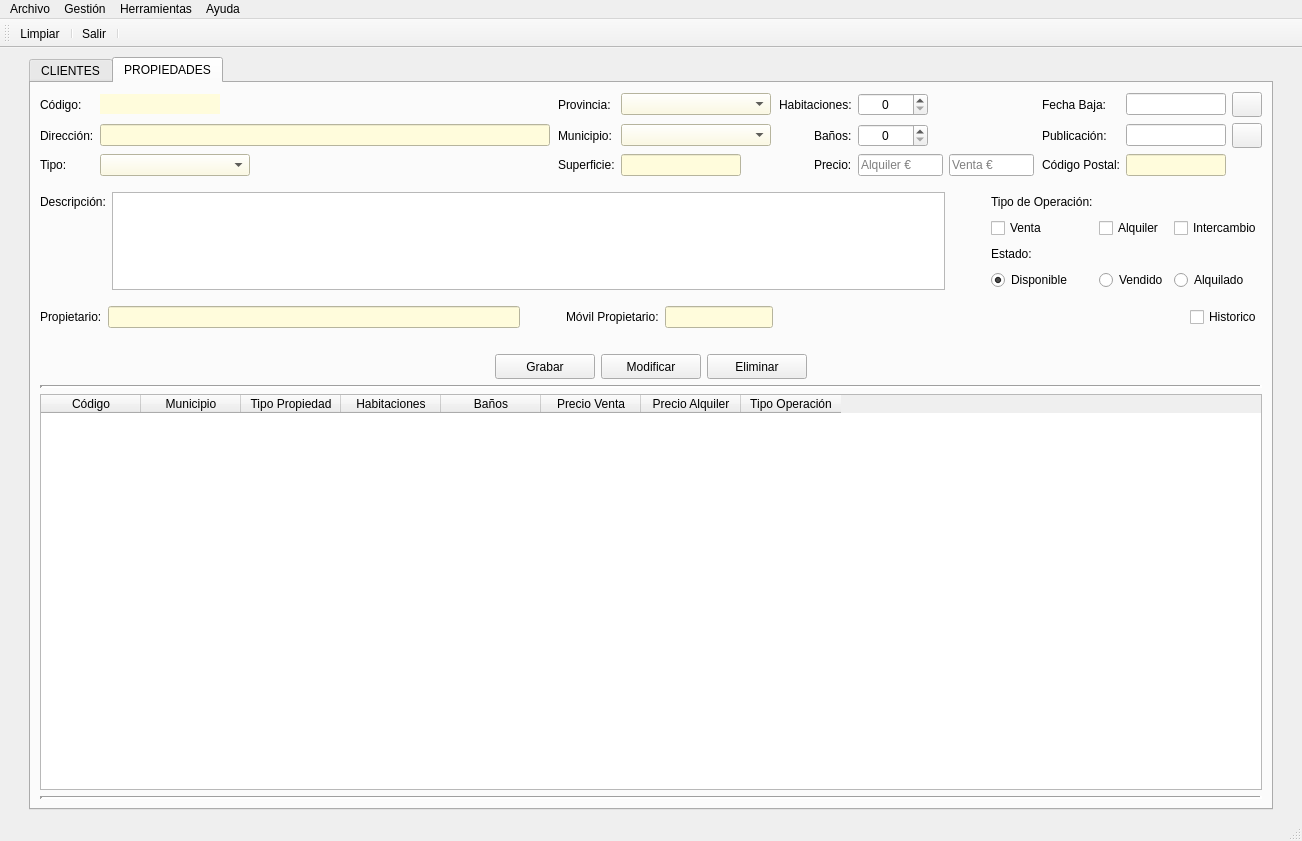
This is templates/venPrincipal.ui in AmarinoLama/desarrolloInterfaces_Proyecto as Qt 5 draws it before an edit. The edited form follows.
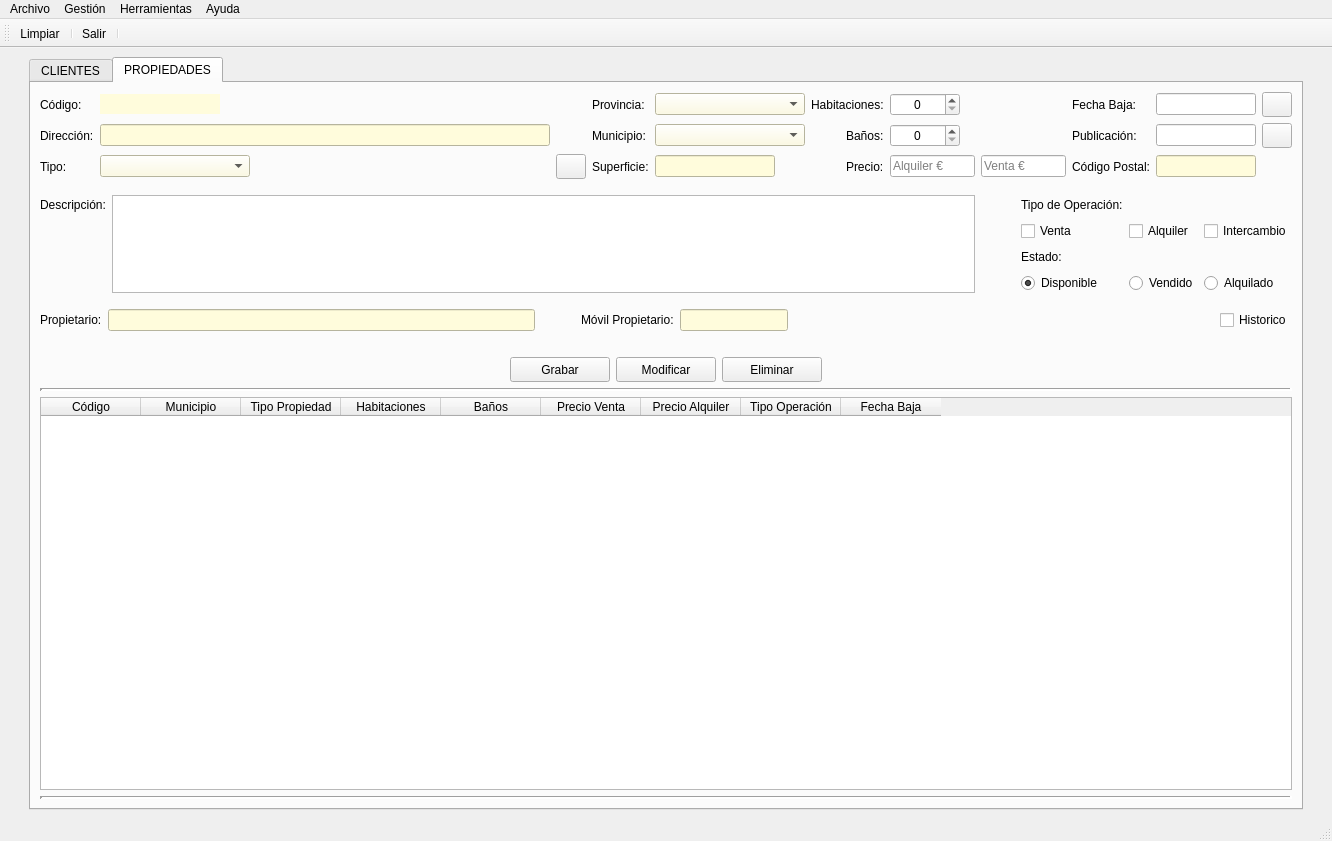
This is the edited form. Icons and pictures are not drawn.

What changed in the file:
```diff
--- a/templates/venPrincipal.ui
+++ b/templates/venPrincipal.ui
@@ -681,6 +681,25 @@
          <layout class="QVBoxLayout" name="verticalLayout_4">
           <item>
            <layout class="QGridLayout" name="gridLayout_5">
+            <item row="0" column="9">
+             <widget class="QSpinBox" name="spbHabitacionesPro">
+              <property name="minimumSize">
+               <size>
+                <width>70</width>
+                <height>0</height>
+               </size>
+              </property>
+              <property name="maximumSize">
+               <size>
+                <width>70</width>
+                <height>16777215</height>
+               </size>
+              </property>
+              <property name="alignment">
+               <set>Qt::AlignCenter</set>
+              </property>
+             </widget>
+            </item>
             <item row="1" column="1">
              <widget class="QLabel" name="lblDireccionPro">
               <property name="text">
@@ -688,26 +707,7 @@
               </property>
              </widget>
             </item>
-            <item row="0" column="8">
-             <widget class="QSpinBox" name="spbHabitacionesPro">
-              <property name="minimumSize">
-               <size>
-                <width>70</width>
-                <height>0</height>
-               </size>
-              </property>
-              <property name="maximumSize">
-               <size>
-                <width>70</width>
-                <height>16777215</height>
-               </size>
-              </property>
-              <property name="alignment">
-               <set>Qt::AlignCenter</set>
-              </property>
-             </widget>
-            </item>
-            <item row="0" column="13">
+            <item row="0" column="14">
              <widget class="QPushButton" name="btnBajaPro">
               <property name="minimumSize">
                <size>
@@ -730,52 +730,24 @@
               </property>
              </widget>
             </item>
-            <item row="0" column="7">
+            <item row="0" column="8">
              <widget class="QLabel" name="lblHabitacionesPro">
               <property name="text">
                <string>Habitaciones:</string>
               </property>
              </widget>
             </item>
-            <item row="0" column="5">
-             <widget class="QComboBox" name="cmbProvinciaPro">
-              <property name="minimumSize">
-               <size>
-                <width>150</width>
-                <height>0</height>
-               </size>
-              </property>
+            <item row="0" column="13">
+             <widget class="QLineEdit" name="txtFechabajaPro">
               <property name="maximumSize">
                <size>
                 <width>150</width>
                 <height>16777215</height>
                </size>
               </property>
-              <property name="styleSheet">
-               <string notr="true">background-color: rgb(255, 252, 220);</string>
-              </property>
              </widget>
             </item>
             <item row="2" column="9">
-             <widget class="QLineEdit" name="txtPrecioVentaPro">
-              <property name="minimumSize">
-               <size>
-                <width>85</width>
-                <height>0</height>
-               </size>
-              </property>
-              <property name="maximumSize">
-               <size>
-                <width>85</width>
-                <height>16777215</height>
-               </size>
-              </property>
-              <property name="placeholderText">
-               <string>Venta €</string>
-              </property>
-             </widget>
-            </item>
-            <item row="2" column="8">
              <widget class="QLineEdit" name="txtPrecioAlquilerPro">
               <property name="minimumSize">
                <size>
@@ -800,89 +772,59 @@
               </property>
              </widget>
             </item>
-            <item row="0" column="12">
-             <widget class="QLineEdit" name="txtFechabajaPro">
+            <item row="0" column="6">
+             <widget class="QComboBox" name="cmbProvinciaPro">
+              <property name="minimumSize">
+               <size>
+                <width>150</width>
+                <height>0</height>
+               </size>
+              </property>
               <property name="maximumSize">
                <size>
                 <width>150</width>
                 <height>16777215</height>
                </size>
               </property>
+              <property name="styleSheet">
+               <string notr="true">background-color: rgb(255, 252, 220);</string>
+              </property>
              </widget>
             </item>
-            <item row="1" column="7" alignment="Qt::AlignRight">
+            <item row="1" column="8" alignment="Qt::AlignRight">
              <widget class="QLabel" name="lblBanosPro">
               <property name="text">
                <string>Baños:</string>
               </property>
              </widget>
             </item>
-            <item row="1" column="3">
-             <spacer name="horizontalSpacer_14">
-              <property name="orientation">
-               <enum>Qt::Horizontal</enum>
-              </property>
-              <property name="sizeHint" stdset="0">
-               <size>
-                <width>40</width>
-                <height>20</height>
-               </size>
-              </property>
-             </spacer>
-            </item>
-            <item row="0" column="3">
-             <spacer name="horizontalSpacer_13">
-              <property name="orientation">
-               <enum>Qt::Horizontal</enum>
-              </property>
-              <property name="sizeHint" stdset="0">
-               <size>
-                <width>40</width>
-                <height>20</height>
-               </size>
-              </property>
-             </spacer>
-            </item>
-            <item row="1" column="8">
-             <widget class="QSpinBox" name="spbBanosPro">
-              <property name="minimumSize">
-               <size>
-                <width>70</width>
-                <height>0</height>
-               </size>
-              </property>
-              <property name="maximumSize">
-               <size>
-                <width>70</width>
-                <height>16777215</height>
-               </size>
-              </property>
-              <property name="alignment">
-               <set>Qt::AlignCenter</set>
-              </property>
-             </widget>
-            </item>
             <item row="2" column="10">
-             <spacer name="horizontalSpacer_21">
-              <property name="orientation">
-               <enum>Qt::Horizontal</enum>
+             <widget class="QLineEdit" name="txtPrecioVentaPro">
+              <property name="minimumSize">
+               <size>
+                <width>85</width>
+                <height>0</height>
+               </size>
               </property>
-              <property name="sizeHint" stdset="0">
+              <property name="maximumSize">
                <size>
-                <width>40</width>
-                <height>20</height>
+                <width>85</width>
+                <height>16777215</height>
                </size>
               </property>
-             </spacer>
+              <property name="placeholderText">
+               <string>Venta €</string>
+              </property>
+             </widget>
             </item>
-            <item row="2" column="7" alignment="Qt::AlignRight">
+            <item row="2" column="8" alignment="Qt::AlignRight">
              <widget class="QLabel" name="lblPrecioPro">
               <property name="text">
                <string>Precio:</string>
               </property>
              </widget>
             </item>
-            <item row="0" column="10">
+            <item row="0" column="11">
              <spacer name="horizontalSpacer_19">
               <property name="orientation">
                <enum>Qt::Horizontal</enum>
@@ -895,27 +837,40 @@
               </property>
              </spacer>
             </item>
-            <item row="2" column="12">
-             <widget class="QLineEdit" name="txtCpPro">
+            <item row="1" column="4">
+             <spacer name="horizontalSpacer_14">
+              <property name="orientation">
+               <enum>Qt::Horizontal</enum>
+              </property>
+              <property name="sizeHint" stdset="0">
+               <size>
+                <width>40</width>
+                <height>20</height>
+               </size>
+              </property>
+             </spacer>
+            </item>
+            <item row="1" column="9">
+             <widget class="QSpinBox" name="spbBanosPro">
               <property name="minimumSize">
                <size>
-                <width>100</width>
+                <width>70</width>
                 <height>0</height>
                </size>
               </property>
               <property name="maximumSize">
                <size>
-                <width>100</width>
+                <width>70</width>
                 <height>16777215</height>
                </size>
               </property>
-              <property name="styleSheet">
-               <string notr="true">background-color: rgb(255, 252, 220);</string>
+              <property name="alignment">
+               <set>Qt::AlignCenter</set>
               </property>
              </widget>
             </item>
-            <item row="2" column="6">
-             <spacer name="horizontalSpacer_18">
+            <item row="0" column="4">
+             <spacer name="horizontalSpacer_13">
               <property name="orientation">
                <enum>Qt::Horizontal</enum>
               </property>
@@ -928,13 +883,19 @@
              </spacer>
             </item>
             <item row="2" column="11">
-             <widget class="QLabel" name="lblCpPro">
-              <property name="text">
-               <string>Código Postal:</string>
+             <spacer name="horizontalSpacer_21">
+              <property name="orientation">
+               <enum>Qt::Horizontal</enum>
               </property>
-             </widget>
+              <property name="sizeHint" stdset="0">
+               <size>
+                <width>40</width>
+                <height>20</height>
+               </size>
+              </property>
+             </spacer>
             </item>
-            <item row="1" column="10">
+            <item row="1" column="11">
              <spacer name="horizontalSpacer_20">
               <property name="orientation">
                <enum>Qt::Horizontal</enum>
@@ -947,8 +908,8 @@
               </property>
              </spacer>
             </item>
-            <item row="1" column="6">
-             <spacer name="horizontalSpacer_17">
+            <item row="2" column="7">
+             <spacer name="horizontalSpacer_18">
               <property name="orientation">
                <enum>Qt::Horizontal</enum>
               </property>
@@ -960,7 +921,7 @@
               </property>
              </spacer>
             </item>
-            <item row="2" column="3">
+            <item row="2" column="4">
              <spacer name="horizontalSpacer_15">
               <property name="orientation">
                <enum>Qt::Horizontal</enum>
@@ -973,7 +934,14 @@
               </property>
              </spacer>
             </item>
-            <item row="0" column="6">
+            <item row="2" column="12">
+             <widget class="QLabel" name="lblCpPro">
+              <property name="text">
+               <string>Código Postal:</string>
+              </property>
+             </widget>
+            </item>
+            <item row="0" column="7">
              <spacer name="horizontalSpacer_16">
               <property name="orientation">
                <enum>Qt::Horizontal</enum>
@@ -986,17 +954,17 @@
               </property>
              </spacer>
             </item>
-            <item row="1" column="2">
-             <widget class="QLineEdit" name="txtDireccionPro">
+            <item row="2" column="13">
+             <widget class="QLineEdit" name="txtCpPro">
               <property name="minimumSize">
                <size>
-                <width>450</width>
+                <width>100</width>
                 <height>0</height>
                </size>
               </property>
               <property name="maximumSize">
                <size>
-                <width>450</width>
+                <width>100</width>
                 <height>16777215</height>
                </size>
               </property>
@@ -1005,14 +973,56 @@
               </property>
              </widget>
             </item>
-            <item row="1" column="4">
+            <item row="1" column="7">
+             <spacer name="horizontalSpacer_17">
+              <property name="orientation">
+               <enum>Qt::Horizontal</enum>
+              </property>
+              <property name="sizeHint" stdset="0">
+               <size>
+                <width>40</width>
+                <height>20</height>
+               </size>
+              </property>
+             </spacer>
+            </item>
+            <item row="1" column="13">
+             <widget class="QLineEdit" name="txtPublicacionPro">
+              <property name="maximumSize">
+               <size>
+                <width>150</width>
+                <height>16777215</height>
+               </size>
+              </property>
+             </widget>
+            </item>
+            <item row="1" column="5">
              <widget class="QLabel" name="lblMunicipioPro">
               <property name="text">
                <string>Municipio:</string>
               </property>
              </widget>
             </item>
-            <item row="1" column="13">
+            <item row="1" column="2">
+             <widget class="QLineEdit" name="txtDireccionPro">
+              <property name="minimumSize">
+               <size>
+                <width>450</width>
+                <height>0</height>
+               </size>
+              </property>
+              <property name="maximumSize">
+               <size>
+                <width>450</width>
+                <height>16777215</height>
+               </size>
+              </property>
+              <property name="styleSheet">
+               <string notr="true">background-color: rgb(255, 252, 220);</string>
+              </property>
+             </widget>
+            </item>
+            <item row="1" column="14">
              <widget class="QPushButton" name="btnPublicacionPro">
               <property name="minimumSize">
                <size>
@@ -1035,16 +1045,6 @@
               </property>
              </widget>
             </item>
-            <item row="1" column="12">
-             <widget class="QLineEdit" name="txtPublicacionPro">
-              <property name="maximumSize">
-               <size>
-                <width>150</width>
-                <height>16777215</height>
-               </size>
-              </property>
-             </widget>
-            </item>
             <item row="2" column="2">
              <widget class="QComboBox" name="cmbTipoPro">
               <property name="maximumSize">
@@ -1058,6 +1058,13 @@
               </property>
              </widget>
             </item>
+            <item row="2" column="5">
+             <widget class="QLabel" name="lblSuperficiePro">
+              <property name="text">
+               <string>Superficie:</string>
+              </property>
+             </widget>
+            </item>
             <item row="2" column="1">
              <widget class="QLabel" name="lblTipoPro">
               <property name="text">
@@ -1065,7 +1072,7 @@
               </property>
              </widget>
             </item>
-            <item row="2" column="5">
+            <item row="2" column="6">
              <widget class="QLineEdit" name="txtSuperficiePro">
               <property name="maximumSize">
                <size>
@@ -1078,14 +1085,7 @@
               </property>
              </widget>
             </item>
-            <item row="2" column="4">
-             <widget class="QLabel" name="lblSuperficiePro">
-              <property name="text">
-               <string>Superficie:</string>
-              </property>
-             </widget>
-            </item>
-            <item row="1" column="5">
+            <item row="1" column="6">
              <widget class="QComboBox" name="cmbMunicipioPro">
               <property name="minimumSize">
                <size>
@@ -1104,34 +1104,20 @@
               </property>
              </widget>
             </item>
-            <item row="0" column="11">
+            <item row="0" column="12">
              <widget class="QLabel" name="lblFechabajaPro">
               <property name="text">
                <string>Fecha Baja:</string>
               </property>
              </widget>
             </item>
-            <item row="0" column="1">
-             <widget class="QLabel" name="lblCodigoPro">
-              <property name="text">
-               <string>Código:</string>
-              </property>
-             </widget>
-            </item>
-            <item row="0" column="4">
+            <item row="0" column="5">
              <widget class="QLabel" name="lblProvinciaPro">
               <property name="text">
                <string>Provincia:</string>
               </property>
              </widget>
             </item>
-            <item row="1" column="11">
-             <widget class="QLabel" name="lblPublicacionPro">
-              <property name="text">
-               <string>Publicación:</string>
-              </property>
-             </widget>
-            </item>
             <item row="0" column="2">
              <widget class="QLabel" name="lblCodigoProp">
               <property name="minimumSize">
@@ -1154,6 +1140,39 @@
               </property>
              </widget>
             </item>
+            <item row="0" column="1">
+             <widget class="QLabel" name="lblCodigoPro">
+              <property name="text">
+               <string>Código:</string>
+              </property>
+             </widget>
+            </item>
+            <item row="1" column="12">
+             <widget class="QLabel" name="lblPublicacionPro">
+              <property name="text">
+               <string>Publicación:</string>
+              </property>
+             </widget>
+            </item>
+            <item row="2" column="3" alignment="Qt::AlignLeft">
+             <widget class="QPushButton" name="pushButton">
+              <property name="minimumSize">
+               <size>
+                <width>30</width>
+                <height>25</height>
+               </size>
+              </property>
+              <property name="maximumSize">
+               <size>
+                <width>30</width>
+                <height>25</height>
+               </size>
+              </property>
+              <property name="text">
+               <string/>
+              </property>
+             </widget>
+            </item>
            </layout>
           </item>
           <item>
@@ -1563,6 +1582,11 @@
             <string>Tipo Operación</string>
            </property>
           </column>
+          <column>
+           <property name="text">
+            <string>Fecha Baja</string>
+           </property>
+          </column>
          </widget>
         </item>
         <item>
```
Left out of the diff: 3 changed lines with no effect on the pictures.
